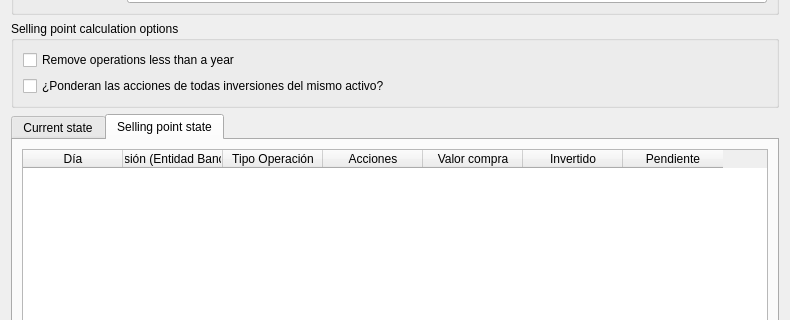
Above: ui/frmSellingPoint.ui from turulomio/xulpymoney before the change; both pictures show x 0 to 790 and y 144 to 464 of the 790 by 620 pixel window. Below: the same form after it.
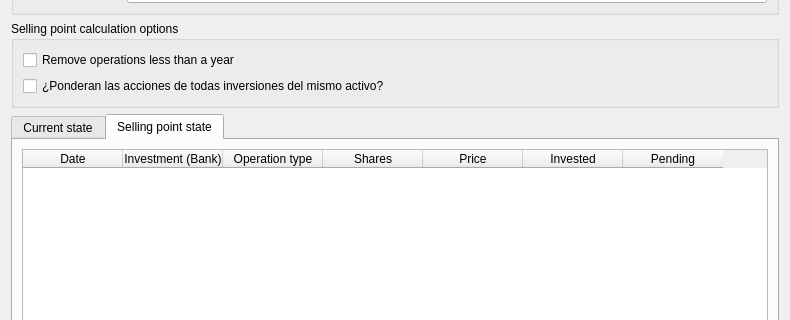
That is the form after the change. The open tabs and pages were chosen to show the change. Icons and pictures are not drawn. Custom widgets are drawn as their Qt base class.

```diff
--- a/ui/frmSellingPoint.ui
+++ b/ui/frmSellingPoint.ui
@@ -255,37 +255,37 @@
            </attribute>
            <column>
             <property name="text">
-             <string>Día</string>
+             <string>Date</string>
             </property>
            </column>
            <column>
             <property name="text">
-             <string>Inversión (Entidad Bancaria)</string>
+             <string>Investment (Bank)</string>
             </property>
            </column>
            <column>
             <property name="text">
-             <string>Tipo Operación</string>
+             <string>Operation type</string>
             </property>
            </column>
            <column>
             <property name="text">
-             <string>Acciones</string>
+             <string>Shares</string>
             </property>
            </column>
            <column>
             <property name="text">
-             <string>Valor compra</string>
+             <string>Price</string>
             </property>
            </column>
            <column>
             <property name="text">
-             <string>Invertido</string>
+             <string>Invested</string>
             </property>
            </column>
            <column>
             <property name="text">
-             <string>Pendiente</string>
+             <string>Pending</string>
             </property>
            </column>
           </widget>
```
Left out of the diff: 2 changed lines with no effect on the pictures.
